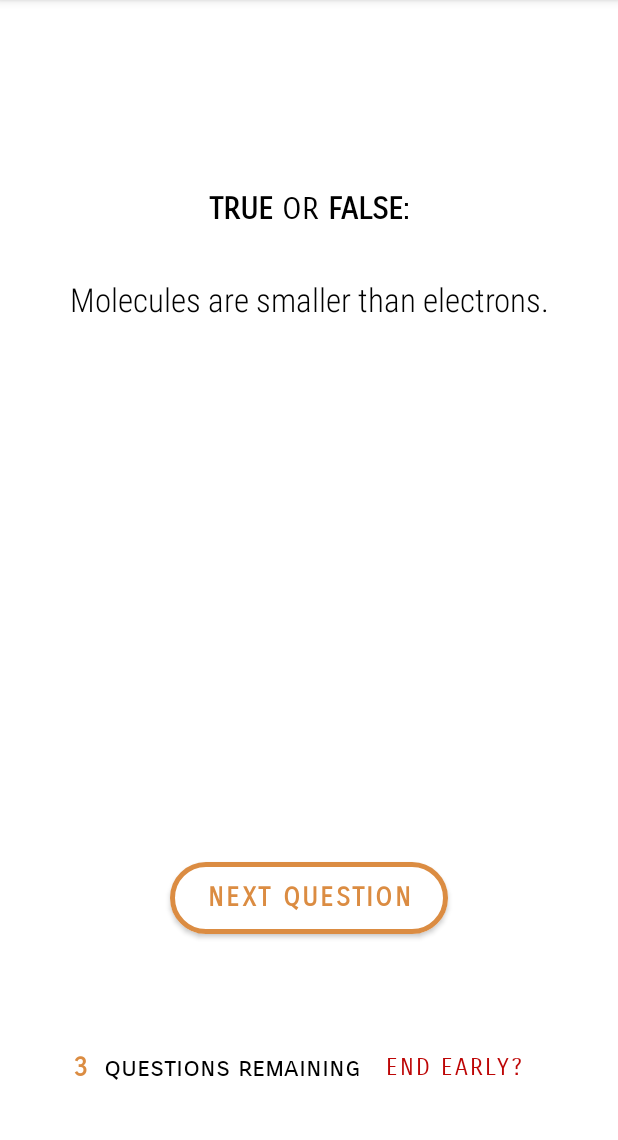
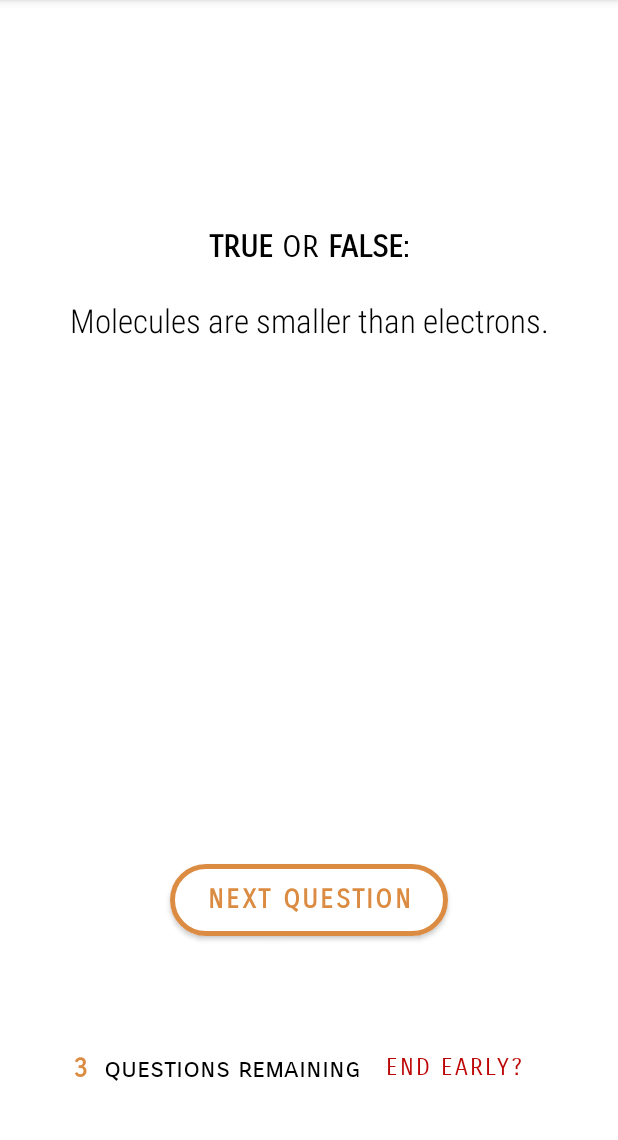
Before and after one commit to kkirsteinhansen/AndroidSimpleQuiz, an Android app: the QuizFragment screen opened through its navigation route, on a phone screen of 412 x 824 dp, the part 84-1224 px from its top. Run offline under Robolectric (Android 15) with nearby library versions, the phone set to English and light mode, and no system bars.

Commit message:
convert more constraints in layout to percentages

```diff
--- a/app/src/main/java/dk/itu/simplequiz/Player.java
+++ b/app/src/main/java/dk/itu/simplequiz/Player.java
@@ -118,7 +118,7 @@ public class Player extends ViewModel implements Comparable<Player> {
         for (int i = 1; i < ranked.size(); i++) {
             if (ranked.get(i).getScore() == highestScore) numOfWinners++; }
 
-        String congrats = "Congratulations,\n\n";
+        String congrats = "Congratulations,\n";
 
         switch (numOfWinners) {
             case 1: return congrats + ranked.get(0).getName() + "!";
--- a/app/src/main/res/layout/fragment_quiz.xml
+++ b/app/src/main/res/layout/fragment_quiz.xml
@@ -4,14 +4,14 @@
     xmlns:tools="http://schemas.android.com/tools"
     android:layout_width="match_parent"
     android:layout_height="match_parent"
-    android:layout_marginTop="15dp">
+    android:layout_marginTop="20dp">
 
     <androidx.constraintlayout.widget.Guideline
         android:id="@+id/top_section"
         android:layout_width="wrap_content"
         android:layout_height="wrap_content"
         android:orientation="horizontal"
-        app:layout_constraintGuide_begin="80dp" />
+        app:layout_constraintGuide_percent="0.15" />
 
     <TextView
         android:id="@+id/p1_name_sc"
@@ -170,7 +170,7 @@
     <!--- PLAYER 1'S OPTIONS -->
     <TextView
         android:id="@+id/p1"
-        android:layout_width="wrap_content"
+        android:layout_width="0dp"
         android:layout_height="50dp"
         android:fontFamily="sans-serif-condensed"
         android:gravity="center_vertical"
@@ -221,7 +221,7 @@
     <!--- PLAYER 2'S OPTIONS -->
     <TextView
         android:id="@+id/p2"
-        android:layout_width="wrap_content"
+        android:layout_width="0dp"
         android:layout_height="50dp"
         android:fontFamily="sans-serif-condensed"
         android:gravity="center_vertical"
@@ -272,7 +272,7 @@
     <!--- PLAYER 3'S OPTIONS -->
     <TextView
         android:id="@+id/p3"
-        android:layout_width="wrap_content"
+        android:layout_width="0dp"
         android:layout_height="50dp"
         android:fontFamily="sans-serif-condensed"
         android:gravity="center_vertical"
@@ -323,7 +323,7 @@
     <!--- PLAYER 4'S OPTIONS -->
     <TextView
         android:id="@+id/p4"
-        android:layout_width="wrap_content"
+        android:layout_width="0dp"
         android:layout_height="50dp"
         android:fontFamily="sans-serif-condensed"
         android:gravity="center_vertical"
@@ -331,10 +331,10 @@
         android:textColor="@color/black"
         android:textSize="17sp"
         android:textStyle="bold"
+        app:layout_constraintBottom_toTopOf="@id/guideline_70top"
         app:layout_constraintEnd_toStartOf="@id/guideline_middle"
         app:layout_constraintStart_toStartOf="@id/guideline_5left"
-        app:layout_constraintTop_toBottomOf="@id/p3"
-        app:layout_constraintBottom_toTopOf="@id/guideline_70top"/>
+        app:layout_constraintTop_toBottomOf="@id/p3" />
 
     <RadioGroup
         android:id="@+id/rg_p4"
@@ -488,7 +488,6 @@
         android:layout_width="wrap_content"
         android:layout_height="wrap_content"
         android:orientation="horizontal"
-        app:layout_constraintGuide_begin="251dp"
         app:layout_constraintGuide_percent="0.40" />
 
 </androidx.constraintlayout.widget.ConstraintLayout>
```
Also changed, not shown: app/src/main/res/layout/fragment_players.xml (+4 -4 lines).
